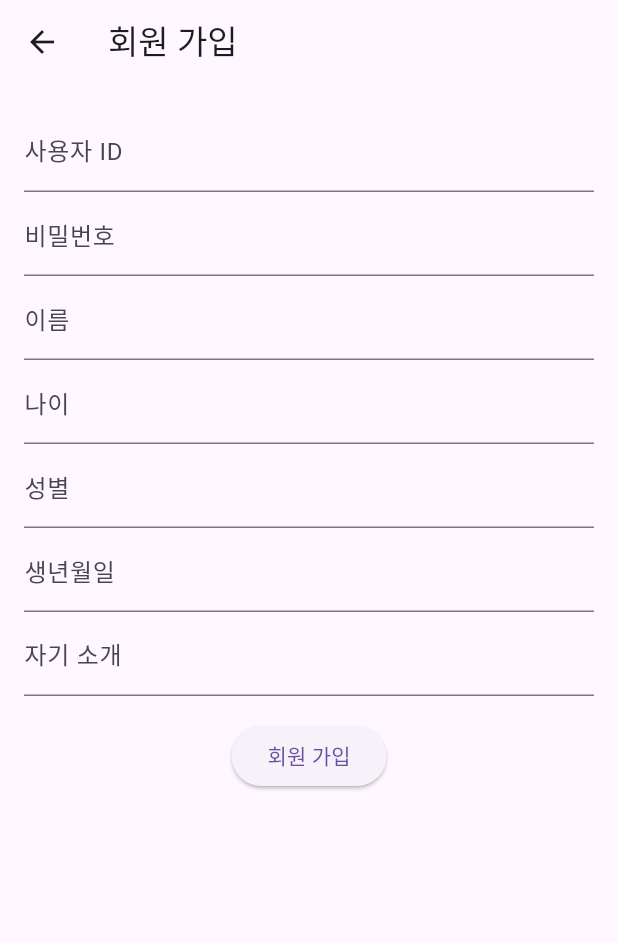
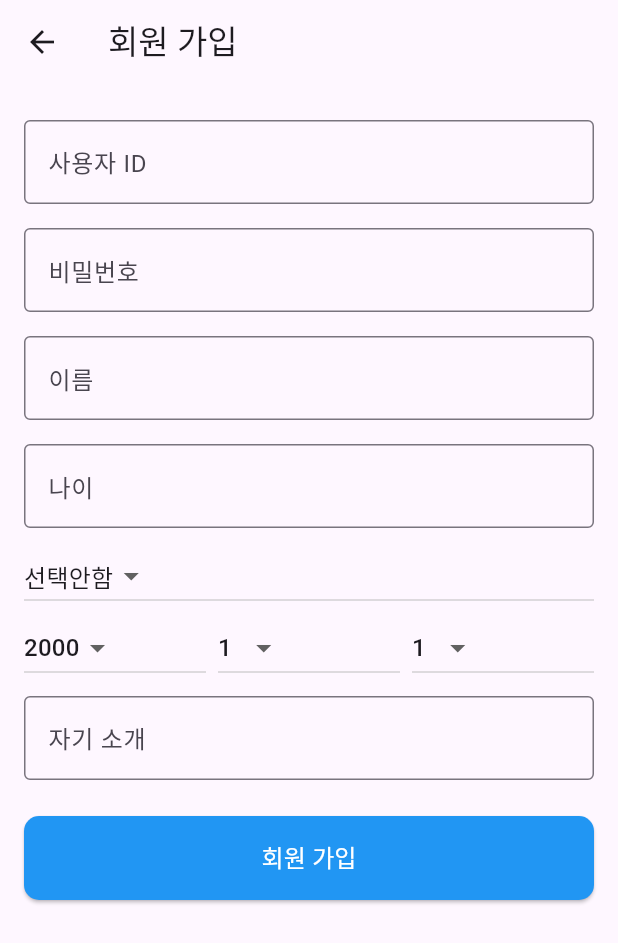
Before and after one commit to YehyeokBang/Simple-SNS-App, a Flutter app: the SignUpScreen screen opened directly, on a phone screen of 412 x 824 dp. Shown: the top 943 px of the screen. Run offline on Flutter 3.47's test engine with Material 3 defaults, Android fonts, the phone set to English and light mode, and no system bars; our stand-ins replace fixnum, flutter_dotenv, shared_preferences; missing offline and left inert: grpc, protobuf; accounts and stored records are empty.

Commit message:
feat: 회원가입 필드 입력 방식 변경
- 기존 모두 문자열 입력 방식에서 필드 특성에 맞게 변경합니다.
- 버튼 및 텍스트필드 디자인을 변경합니다.

```diff
--- a/lib/providers/signup_provider.dart
+++ b/lib/providers/signup_provider.dart
@@ -2,7 +2,6 @@ import 'dart:developer';
 
 import 'package:flutter_dotenv/flutter_dotenv.dart';
 import 'package:grpc/grpc.dart';
-import 'package:simple_sns_app/api/v1/user/user.pb.dart';
 import 'package:simple_sns_app/api/v1/user/user.pbgrpc.dart';
 import 'package:simple_sns_app/google/protobuf/timestamp.pb.dart';
 
--- a/lib/screens/signup_screen.dart
+++ b/lib/screens/signup_screen.dart
@@ -1,7 +1,7 @@
 // ignore_for_file: library_private_types_in_public_api
 
 import 'package:flutter/material.dart';
-import 'package:simple_sns_app/main.dart';
+import 'package:simple_sns_app/screens/welcome_screen.dart';
 import 'package:simple_sns_app/providers/signup_provider.dart';
 
 class SignUpScreen extends StatefulWidget {
@@ -16,8 +16,10 @@ class _SignUpScreenState extends State<SignUpScreen> {
   final TextEditingController _passwordController = TextEditingController();
   final TextEditingController _nameController = TextEditingController();
   final TextEditingController _ageController = TextEditingController();
-  final TextEditingController _sexController = TextEditingController();
-  final TextEditingController _birthdayController = TextEditingController();
+  late String _selectedGender = '선택안함';
+  String _selectedYear = '2000';
+  String _selectedMonth = '1';
+  String _selectedDay = '1';
   final TextEditingController _introduceController = TextEditingController();
   final _signUpProvider = SignUpProvider();
 
@@ -27,8 +29,6 @@ class _SignUpScreenState extends State<SignUpScreen> {
     _passwordController.dispose();
     _nameController.dispose();
     _ageController.dispose();
-    _sexController.dispose();
-    _birthdayController.dispose();
     _introduceController.dispose();
     super.dispose();
   }
@@ -41,67 +41,205 @@ class _SignUpScreenState extends State<SignUpScreen> {
       ),
       body: Padding(
         padding: const EdgeInsets.all(16.0),
-        child: Column(
+        child: ListView(
           children: [
-            TextField(
-              controller: _userIdController,
-              decoration: const InputDecoration(
-                labelText: '사용자 ID',
-              ),
-              keyboardType: TextInputType.text,
-            ),
-            TextField(
-              controller: _passwordController,
-              decoration: const InputDecoration(
-                labelText: '비밀번호',
-              ),
-              keyboardType: TextInputType.text,
-              obscureText: true,
-            ),
-            TextField(
-              controller: _nameController,
-              decoration: const InputDecoration(
-                labelText: '이름',
-              ),
-              keyboardType: TextInputType.text,
-            ),
-            TextField(
-              controller: _ageController,
-              decoration: const InputDecoration(
-                labelText: '나이',
-              ),
-              keyboardType: TextInputType.number,
-            ),
-            TextField(
-              controller: _sexController,
-              decoration: const InputDecoration(
-                labelText: '성별',
-              ),
-              keyboardType: TextInputType.text,
-            ),
-            TextField(
-              controller: _birthdayController,
-              decoration: const InputDecoration(
-                labelText: '생년월일',
-              ),
-              keyboardType: TextInputType.datetime,
-            ),
-            TextField(
-              controller: _introduceController,
-              decoration: const InputDecoration(
-                labelText: '자기 소개',
-              ),
-              keyboardType: TextInputType.text,
-            ),
+            buildInputItem('사용자 ID', _userIdController),
+            buildInputItem('비밀번호', _passwordController),
+            buildInputItem('이름', _nameController),
+            buildInputItem('나이', _ageController),
+            buildGenderSelect(),
+            buildDatePicker(),
+            buildInputItem('자기 소개', _introduceController),
             const SizedBox(height: 16.0),
             ElevatedButton(
               onPressed: () {
-                signUpUser();
+                validateAndSignUpUser();
               },
-              child: const Text('회원 가입'),
+              style: ButtonStyle(
+                backgroundColor: MaterialStateProperty.all<Color>(Colors.blue),
+                padding: MaterialStateProperty.all<EdgeInsetsGeometry>(
+                  const EdgeInsets.symmetric(vertical: 16.0),
+                ),
+                shape: MaterialStateProperty.all<RoundedRectangleBorder>(
+                  RoundedRectangleBorder(
+                    borderRadius: BorderRadius.circular(10.0),
+                  ),
+                ),
+              ),
+              child: const Text(
+                '회원 가입',
+                style: TextStyle(
+                  color: Colors.white,
+                  fontSize: 16,
+                ),
+              ),
             ),
           ],
         ),
+      ),
+    );
+  }
+
+  Widget buildInputItem(String label, TextEditingController controller) {
+    return Padding(
+      padding: const EdgeInsets.symmetric(vertical: 8.0),
+      child: TextFormField(
+        controller: controller,
+        decoration: InputDecoration(
+          border: const OutlineInputBorder(),
+          labelText: label,
+        ),
+        validator: (value) {
+          if (value!.isEmpty) {
+            return '필수 입력 항목입니다';
+          }
+          return null;
+        },
+      ),
+    );
+  }
+
+  Widget buildGenderSelect() {
+    return DropdownButton<String>(
+      value: _selectedGender,
+      items: <String>['male', 'female', '선택안함']
+          .map<DropdownMenuItem<String>>((String value) {
+        return DropdownMenuItem<String>(
+          value: value,
+          child: Text(value),
+        );
+      }).toList(),
+      onChanged: (String? newValue) {
+        setState(() {
+          _selectedGender = newValue!;
+        });
+      },
+    );
+  }
+
+  Widget buildDatePicker() {
+    return Row(
+      children: [
+        Expanded(
+          child: buildYearSelector(),
+        ),
+        const SizedBox(width: 8.0),
+        Expanded(
+          child: buildMonthSelector(),
+        ),
+        const SizedBox(width: 8.0),
+        Expanded(
+          child: buildDaySelector(),
+        ),
+      ],
+    );
+  }
+
+  Widget buildYearSelector() {
+    return DropdownButton<String>(
+      value: _selectedYear,
+      items: List<String>.generate(122, (index) => (1900 + index).toString())
+          .map<DropdownMenuItem<String>>((String value) {
+        return DropdownMenuItem<String>(
+          value: value,
+          child: Text(value),
+        );
+      }).toList(),
+      onChanged: (String? newValue) {
+        setState(() {
+          _selectedYear = newValue!;
+        });
+      },
+    );
+  }
+
+  Widget buildMonthSelector() {
+    return DropdownButton<String>(
+      value: _selectedMonth,
+      items: List<String>.generate(12, (index) => (index + 1).toString())
+          .map<DropdownMenuItem<String>>((String value) {
+        return DropdownMenuItem<String>(
+          value: value,
+          child: Text(value),
+        );
+      }).toList(),
+      onChanged: (String? newValue) {
+        setState(() {
+          _selectedMonth = newValue!;
+        });
+      },
+    );
+  }
+
+  Widget buildDaySelector() {
+    var dayCount = 31;
+    if (_selectedMonth == '2') {
+      dayCount = 28;
+      if (int.parse(_selectedYear) % 4 == 0) {
+        if (int.parse(_selectedYear) % 100 != 0 ||
+            int.parse(_selectedYear) % 400 == 0) {
+          dayCount = 29;
+        }
+      }
+    } else if (_selectedMonth == '4' ||
+        _selectedMonth == '6' ||
+        _selectedMonth == '9' ||
+        _selectedMonth == '11') {
+      dayCount = 30;
+    }
+
+    return DropdownButton<String>(
+      value: _selectedDay,
+      items: List<String>.generate(dayCount, (index) => (index + 1).toString())
+          .map<DropdownMenuItem<String>>((String value) {
+        return DropdownMenuItem<String>(
+          value: value,
+          child: Text(value),
+        );
+      }).toList(),
+      onChanged: (String? newValue) {
+        setState(() {
+          _selectedDay = newValue!;
+        });
+      },
+    );
+  }
+
+  void validateAndSignUpUser() {
+    if (_userIdController.text.isEmpty) {
+      showWarningDialog('사용자 ID를 입력해주세요');
+      return;
+    }
+    if (_passwordController.text.isEmpty) {
+      showWarningDialog('비밀번호를 입력해주세요');
+      return;
+    }
+    if (_nameController.text.isEmpty) {
+      showWarningDialog('이름을 입력해주세요');
+      return;
+    }
+    if (_ageController.text.isEmpty) {
+      showWarningDialog('나이를 입력해주세요');
+      return;
+    }
+
+    signUpUser();
+  }
+
+  void showWarningDialog(String message) {
+    showDialog(
+      context: context,
+      builder: (context) => AlertDialog(
+        title: const Text('회원 가입 실패'),
+        content: Text(message),
+        actions: [
+          TextButton(
+            onPressed: () {
+              Navigator.pop(context);
+            },
+            child: const Text('확인'),
+          ),
+        ],
       ),
     );
   }
@@ -113,8 +251,12 @@ class _SignUpScreenState extends State<SignUpScreen> {
         password: _passwordController.text,
         name: _nameController.text,
         age: int.parse(_ageController.text),
-        sex: _sexController.text,
-        birthday: _birthdayController.text,
+        sex: _selectedGender,
+        birthday: DateTime(
+          int.parse(_selectedYear),
+          int.parse(_selectedMonth),
+          int.parse(_selectedDay),
+        ).toUtc().add(const Duration(hours: 9)).toIso8601String(),
         introduce: _introduceController.text,
       );
       showDialog(
@@ -128,7 +270,7 @@ class _SignUpScreenState extends State<SignUpScreen> {
                 Navigator.push(
                   context,
                   MaterialPageRoute(
-                    builder: (context) => const MainScreen(),
+                    builder: (context) => const WelcomeScreen(),
                   ),
                 );
               },
```
Also changed, not shown: lib/screens/login_screen.dart (+46 -17 lines).
